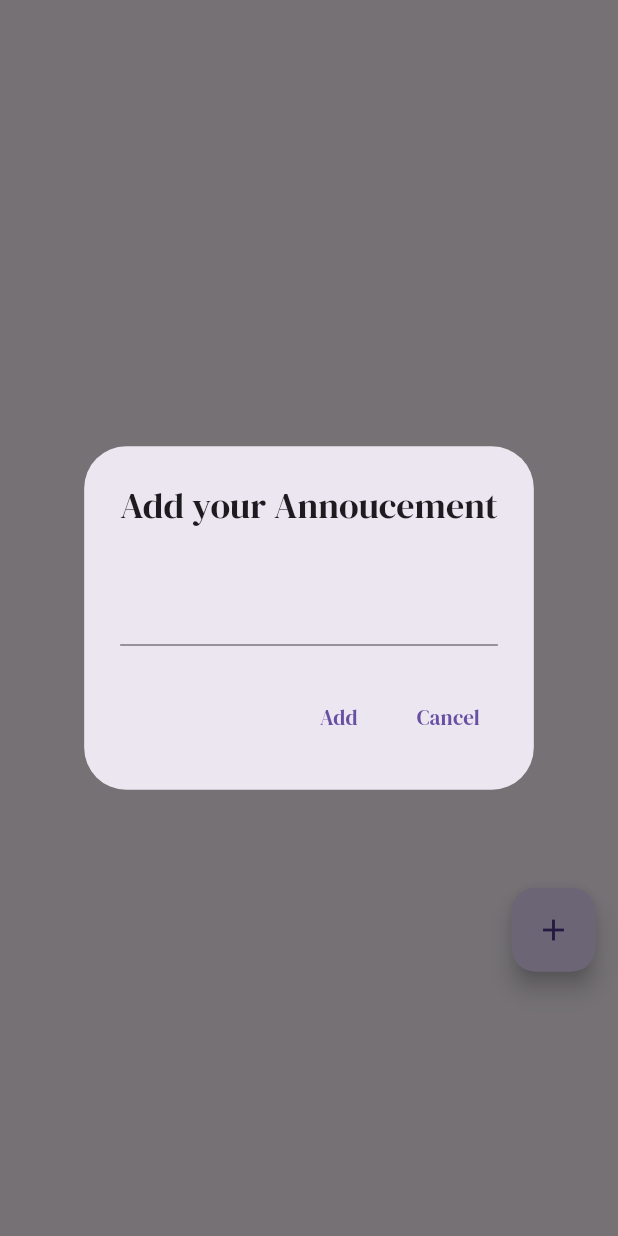
After one commit to LeenSalah/advSoftware, a Flutter app: the Publish_Announcements screen opened directly, after a tap on the "add" icon, on a phone screen of 412 x 824 dp. The commit adds this screen. Run offline on Flutter 3.47's test engine with Material 3 defaults, Android fonts, the phone set to English and light mode, and no system bars; our stand-ins replace sizer, table_calendar; missing offline and left inert: sign_button.

Commit message:
new publish pages

```diff
--- /dev/null
+++ b/lib/presentation/helpers/publishAnnouncements.dart
@@ -0,0 +1,56 @@
+import 'package:flutter/material.dart';
+import 'package:sizer/sizer.dart';
+import 'package:uni_verse/presentation/common/rounded_text_form_field.dart';
+import 'package:uni_verse/presentation/common/to_do_tile.dart';
+
+class Publish_Announcements extends StatelessWidget {
+  const Publish_Announcements({super.key});
+
+  @override
+  Widget build(BuildContext context) {
+    return SafeArea(
+      child: Scaffold(
+          body: Column(
+            children: [
+              Container(
+                height: 70.h,
+              ),
+              Align(
+                alignment: Alignment.bottomRight,
+                child: Padding(
+                  padding: const EdgeInsets.all(15.0),
+                  child: FloatingActionButton(
+                    child: Icon(Icons.add),
+                    onPressed: () {
+                      showDialog(
+                          context: context,
+                          builder: (context) {
+                            return ConstrainedBox(
+                              constraints: BoxConstraints(maxHeight: 10.h),
+                              child: AlertDialog(
+                                title: const Text('Add your Annoucement'),
+                                content: TextFormField(),
+                                actions: [
+                                  TextButton(
+                                      onPressed: () {
+                                        Navigator.pop(context);
+                                      },
+                                      child: const Text('Add')),
+                                  TextButton(
+                                      onPressed: () {
+                                        Navigator.pop(context);
+                                      },
+                                      child: const Text('Cancel'))
+                                ],
+                              ),
+                            );
+                          });
+                    },
+                  ),
+                ),
+              ),
+            ],
+          )),
+    );
+  }
+}
```
Also changed, not shown: lib/presentation/helpers/publishArticles.dart (added, +56 -0 lines), lib/welcomePage.dart (+10 -2 lines).
